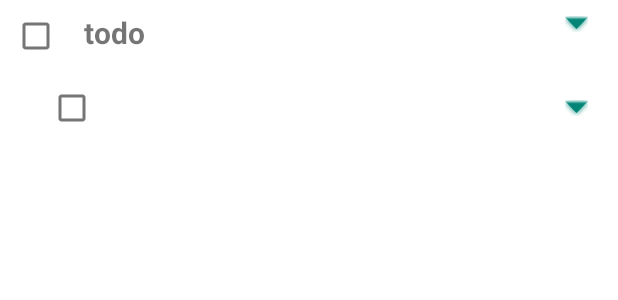
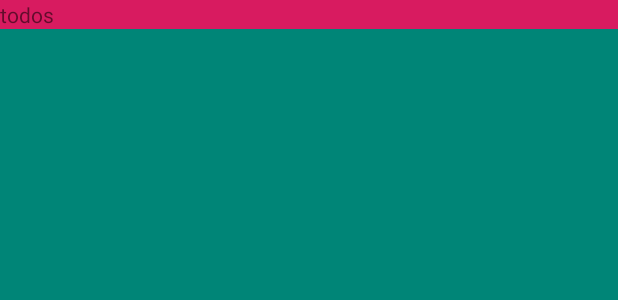
Before and after one commit to AhRaul/NoteOrganizer, an Android app: the layout fragment_todos.xml on its own in the app's theme, with its tools: preview values and no code run, on a phone screen of 412 x 824 dp. Shown: the top 300 px of the screen. Run offline under Robolectric (Android 15) with nearby library versions, the phone set to English and light mode, and no system bars.

Commit message:
interface bug fixing

```diff
--- a/app/src/main/java/ru/reliableteam/noteorganizer/notes/view/NotesFragment.java
+++ b/app/src/main/java/ru/reliableteam/noteorganizer/notes/view/NotesFragment.java
@@ -74,7 +74,7 @@ public class NotesFragment extends Fragment implements View.OnClickListener {
 
     private void initRecyclerView() {
         recyclerView = root.findViewById(R.id.notes_rv);
-        recyclerView.setHasFixedSize(false);
+//        recyclerView.setHasFixedSize(false);
         recyclerView.setLayoutManager(new GridLayoutManager(getContext(), 2));
         recyclerView.setAdapter(new MyAdapter(presenter));
 
--- a/app/src/main/res/layout/fragment_notes.xml
+++ b/app/src/main/res/layout/fragment_notes.xml
@@ -6,7 +6,7 @@
     android:layout_width="match_parent"
     android:layout_height="match_parent"
     tools:context=".notes.view.NotesFragment"
-    android:fitsSystemWindows="true">
+    >
 
     <com.google.android.material.appbar.AppBarLayout
         android:layout_width="match_parent"
--- a/app/src/main/res/layout/fragment_settings.xml
+++ b/app/src/main/res/layout/fragment_settings.xml
@@ -3,7 +3,8 @@
     xmlns:app="http://schemas.android.com/apk/res-auto"
     xmlns:tools="http://schemas.android.com/tools"
     android:layout_width="match_parent"
-    android:layout_height="match_parent">
+    android:layout_height="match_parent"
+    android:fitsSystemWindows="true">
 
     <androidx.appcompat.widget.LinearLayoutCompat
         android:layout_width="match_parent"
--- a/app/src/main/res/layout/fragment_todos.xml
+++ b/app/src/main/res/layout/fragment_todos.xml
@@ -5,12 +5,13 @@
     xmlns:tools="http://schemas.android.com/tools"
     android:layout_width="match_parent"
     android:layout_height="match_parent"
-    tools:context=".todos.TodosFragment"
-    android:fitsSystemWindows="true">
-    <androidx.recyclerview.widget.RecyclerView
+    android:fitsSystemWindows="true"
+    android:background="@color/colorPrimary">
+
+    <TextView
         android:layout_width="match_parent"
-        android:layout_height="match_parent"
-        tools:listitem="@layout/todo_item"
-        tools:itemCount="10"
-        />
+        android:layout_height="wrap_content"
+        android:text="todos"
+        android:background="@color/colorAccent"/>
+
 </androidx.appcompat.widget.LinearLayoutCompat>
--- a/app/src/main/res/layout/todo_item.xml
+++ b/app/src/main/res/layout/todo_item.xml
@@ -3,7 +3,7 @@
     xmlns:app="http://schemas.android.com/apk/res-auto"
     xmlns:tools="http://schemas.android.com/tools"
     android:layout_width="match_parent"
-    android:layout_height="match_parent"
+    android:layout_height="wrap_content"
     android:orientation="vertical">
 
     <androidx.appcompat.widget.LinearLayoutCompat
--- a/app/src/main/res/values/styles.xml
+++ b/app/src/main/res/values/styles.xml
@@ -71,9 +71,9 @@
         <item name="colorPrimary">@color/colorPrimary</item>
         <item name="colorPrimaryDark">@color/colorPrimaryDark</item>
         <item name="colorAccent">@color/colorPrimary</item>
-        <item name="android:windowLightStatusBar">true</item>
-        <item name="android:windowTranslucentStatus">false</item>
-        <item name="android:statusBarColor">#ffffff</item>
+<!--        <item name="android:windowLightStatusBar">true</item>-->
+<!--        <item name="android:windowTranslucentStatus">false</item>-->
+<!--        <item name="android:statusBarColor">#ffffff</item>-->
         <item name="textColor">@color/colorPrimaryText</item>
         <item name="bottomSheetDialogTheme">@style/AppBottomSheetDialogTheme</item>
     </style>
```
Also changed, not shown: app/src/main/res/layout/activity_main.xml (+19 -24 lines).
